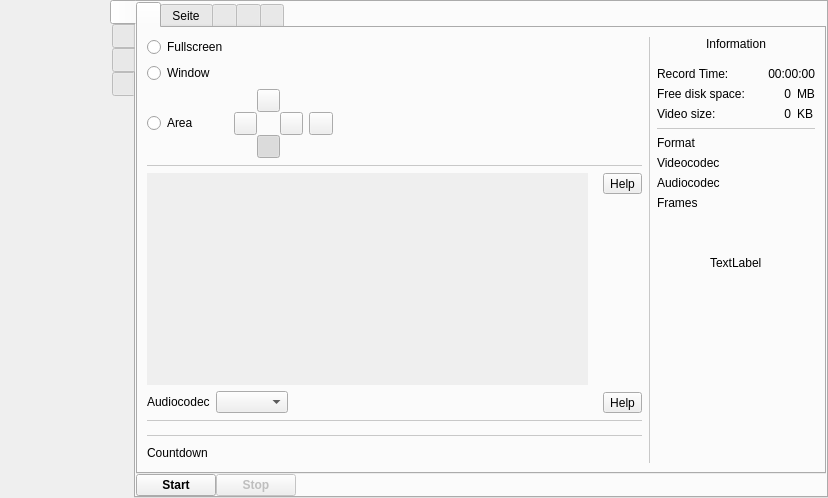
Qt form src/wayland/formMainWindow_wl.ui (rusbomber/vokoscreenNG) before a commit.
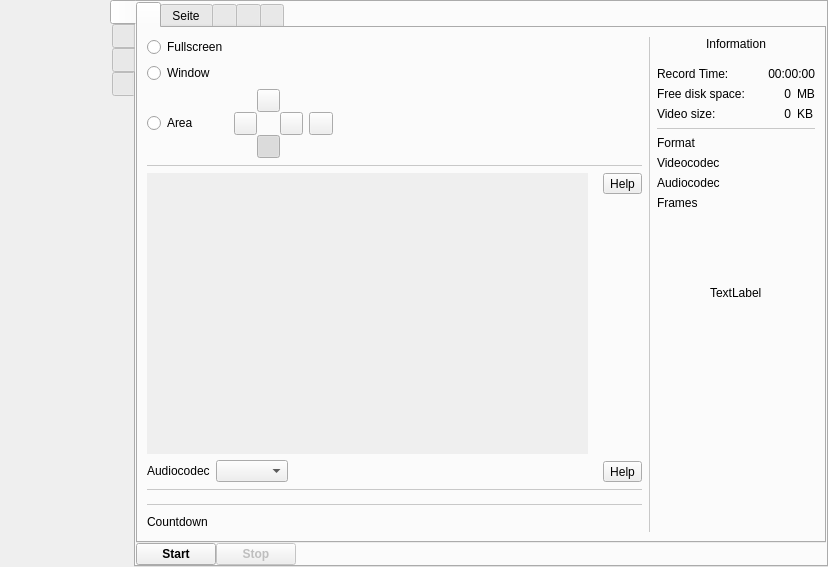
The same form after that commit. The open tabs and pages were chosen to show the change. Icons and pictures are not drawn.

Diff of the .ui file:
```diff
--- a/src/wayland/formMainWindow_wl.ui
+++ b/src/wayland/formMainWindow_wl.ui
@@ -7,7 +7,7 @@
     <x>0</x>
     <y>0</y>
     <width>828</width>
-    <height>498</height>
+    <height>567</height>
    </rect>
   </property>
   <property name="windowTitle">
@@ -557,8 +557,8 @@
                          <rect>
                           <x>0</x>
                           <y>0</y>
-                          <width>16</width>
-                          <height>16</height>
+                          <width>409</width>
+                          <height>122</height>
                          </rect>
                         </property>
                         <property name="accessibleName">
```
Left out of the diff: 24 changed lines with no effect on the pictures.
